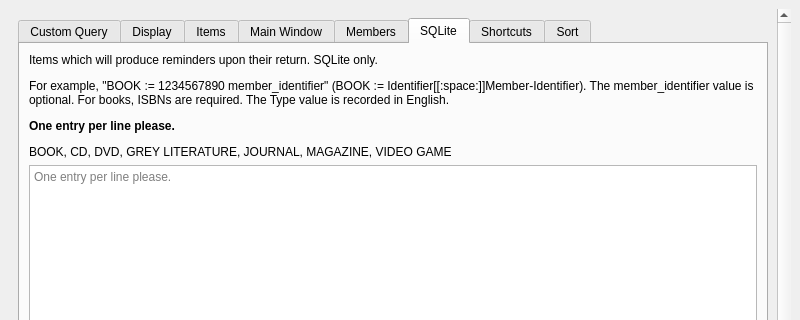
The window that UI/biblioteq_otheroptions.ui (textbrowser/biblioteq) describes before a commit, drawn with Qt 5; both pictures show x 0 to 800 and y 0 to 320 of the 800 by 800 pixel window.
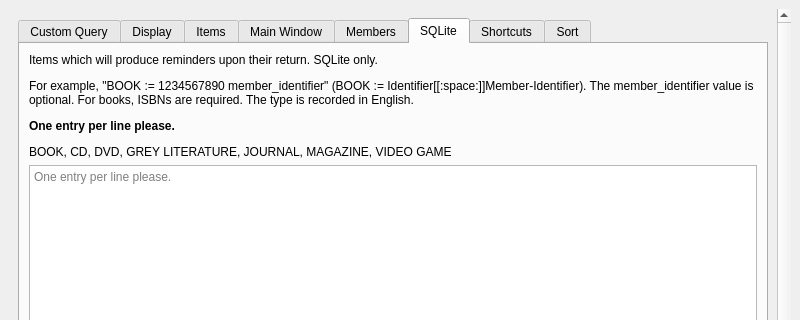
The same window after the commit. The open tabs and pages were chosen to show the change. Icons and pictures are not drawn. Custom widgets are drawn as their Qt base class.

What changed in the file:
```diff
--- a/UI/biblioteq_otheroptions.ui
+++ b/UI/biblioteq_otheroptions.ui
@@ -788,7 +788,7 @@
             <item>
              <widget class="QLabel" name="label_17">
               <property name="text">
-               <string>&lt;html&gt;&lt;head/&gt;&lt;body&gt;&lt;p&gt;Items which will produce reminders upon their return. SQLite only.&lt;/p&gt;&lt;p&gt;For example, &amp;quot;BOOK := 1234567890 member_identifier&amp;quot; (BOOK := Identifier[[:space:]]Member-Identifier). The member_identifier value is optional. For books, ISBNs are required. The Type value is recorded in English.&lt;/p&gt;&lt;p&gt;&lt;span style=&quot; font-weight:600;&quot;&gt;One entry per line please.&lt;/span&gt;&lt;/p&gt;&lt;p&gt;BOOK, CD, DVD, GREY LITERATURE, JOURNAL, MAGAZINE, VIDEO GAME&lt;/p&gt;&lt;/body&gt;&lt;/html&gt;</string>
+               <string>&lt;html&gt;&lt;head/&gt;&lt;body&gt;&lt;p&gt;Items which will produce reminders upon their return. SQLite only.&lt;/p&gt;&lt;p&gt;For example, &amp;quot;BOOK := 1234567890 member_identifier&amp;quot; (BOOK := Identifier[[:space:]]Member-Identifier). The member_identifier value is optional. For books, ISBNs are required. The type is recorded in English.&lt;/p&gt;&lt;p&gt;&lt;span style=&quot; font-weight:600;&quot;&gt;One entry per line please.&lt;/span&gt;&lt;/p&gt;&lt;p&gt;BOOK, CD, DVD, GREY LITERATURE, JOURNAL, MAGAZINE, VIDEO GAME&lt;/p&gt;&lt;/body&gt;&lt;/html&gt;</string>
               </property>
               <property name="wordWrap">
                <bool>true</bool>
```
